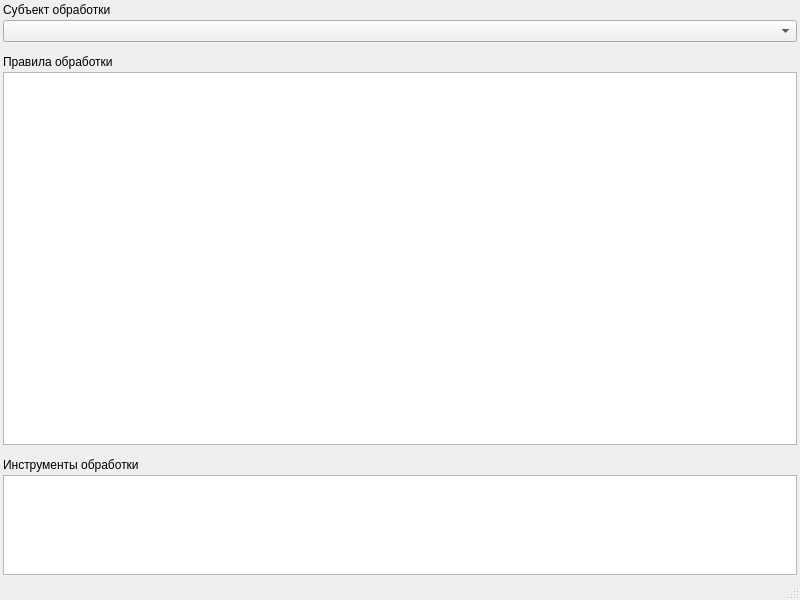
Qt form ui/forms/form_processing_operations.ui (e-vladimir/finmanager) before a commit.
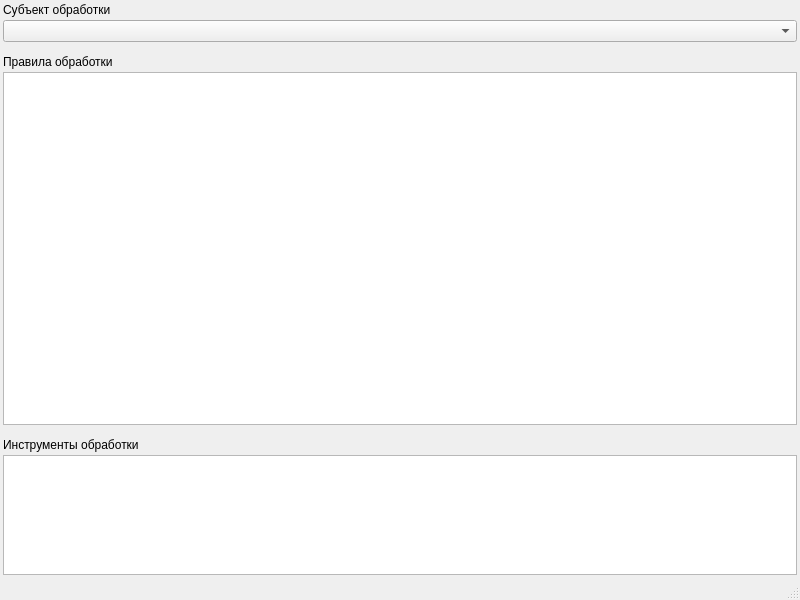
The same form after that commit.

Diff of the .ui file:
```diff
--- a/ui/forms/form_processing_operations.ui
+++ b/ui/forms/form_processing_operations.ui
@@ -119,7 +119,7 @@
       <property name="maximumSize">
        <size>
         <width>16777215</width>
-        <height>100</height>
+        <height>120</height>
        </size>
       </property>
       <property name="contextMenuPolicy">
```
